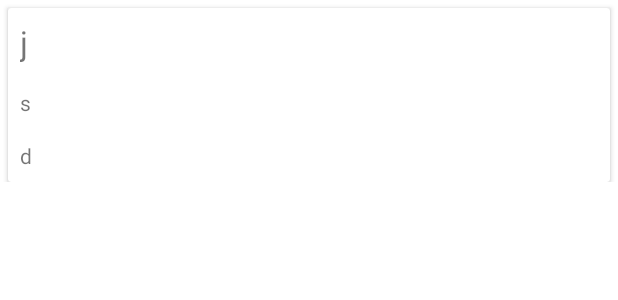
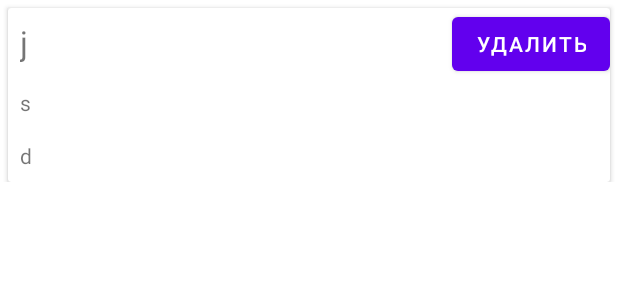
Before and after one commit to Nikita902/Voice, an Android app: the layout list_item.xml on its own in the app's theme, with its tools: preview values and no code run, on a phone screen of 412 x 824 dp. Shown: the top 300 px of the screen. Run offline under Robolectric (Android 15) with nearby library versions, the phone set to English and light mode, and no system bars.

Commit message:
добавил удаление задач

```diff
--- a/app/src/main/java/bgv/fit/bstu/eday/TaskAdapter.java
+++ b/app/src/main/java/bgv/fit/bstu/eday/TaskAdapter.java
@@ -6,6 +6,7 @@ import android.util.Log;
 import android.view.LayoutInflater;
 import android.view.View;
 import android.view.ViewGroup;
+import android.widget.Button;
 import android.widget.TextView;
 
 import androidx.annotation.NonNull;
@@ -31,11 +32,13 @@ public class TaskAdapter extends RecyclerView.Adapter<TaskAdapter.TaskViewHolder
 
     public class TaskViewHolder extends RecyclerView.ViewHolder{
         TextView name, description, datentime;
+        Button deleteButton;
         public TaskViewHolder(View view) {
             super(view);
             name=view.findViewById(R.id.tnamet);
             description=view.findViewById(R.id.tdescr);
             datentime=view.findViewById(R.id.tdatentime);
+            deleteButton=view.findViewById(R.id.deleteButton);
         }
     }
 
@@ -51,6 +54,7 @@ public class TaskAdapter extends RecyclerView.Adapter<TaskAdapter.TaskViewHolder
         holder.name.setText(tasks.get(position).getName());
         holder.description.setText(tasks.get(position).getDescription());
         holder.datentime.setText(tasks.get(position).getDate()+" "+tasks.get(position).getTime());
+        holder.deleteButton.setTag(tasks.get(position).getId());
         Log.d("name",number_audit);
     }
 
--- a/app/src/main/res/layout/list_item.xml
+++ b/app/src/main/res/layout/list_item.xml
@@ -9,6 +9,7 @@
         android:layout_marginLeft="5dp"
         android:layout_marginRight="5dp"
         android:layout_marginTop="5dp" >
+
         <TableLayout
             android:layout_width="match_parent"
             android:layout_height="match_parent">
@@ -33,5 +34,13 @@
                 android:id="@+id/tdatentime"
                 />
         </TableLayout>
+
+        <Button
+            android:id="@+id/deleteButton"
+            android:layout_width="wrap_content"
+            android:layout_height="wrap_content"
+            android:layout_gravity="right"
+            android:onClick="onDeleteTaskButtonClick"
+            android:text="Удалить" />
     </androidx.cardview.widget.CardView>
 </LinearLayout>
```
Also changed, not shown: app/src/main/java/bgv/fit/bstu/eday/TaskActivity.java (+30 -27 lines).
